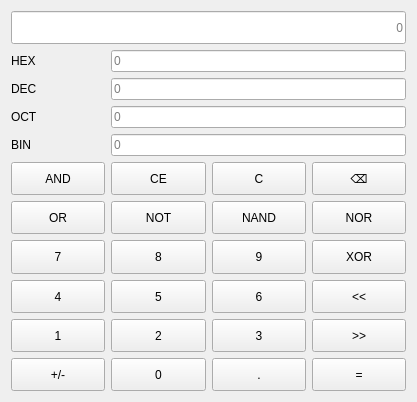
This is fianlexam/chengxuyuan.ui in cx-ym/QtCourse as Qt 5 draws it before an edit. The edited form follows.
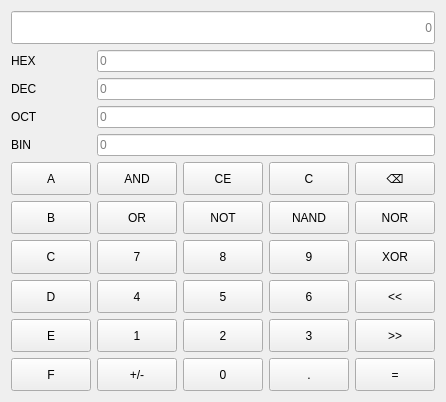
This is the edited form.

Commit message: 已完成程序员模式的大部分功能

The edit to the form file:
```diff
--- a/fianlexam/chengxuyuan.ui
+++ b/fianlexam/chengxuyuan.ui
@@ -28,7 +28,7 @@
   <layout class="QGridLayout" name="gridLayout_2">
    <item row="0" column="0">
     <layout class="QGridLayout" name="gridLayout">
-     <item row="6" column="3">
+     <item row="6" column="4">
       <widget class="QPushButton" name="btnDel">
        <property name="sizePolicy">
         <sizepolicy hsizetype="Minimum" vsizetype="Preferred">
@@ -41,7 +41,7 @@
        </property>
       </widget>
      </item>
-     <item row="9" column="0">
+     <item row="9" column="1">
       <widget class="QPushButton" name="btnNum4">
        <property name="sizePolicy">
         <sizepolicy hsizetype="Minimum" vsizetype="Preferred">
@@ -54,7 +54,7 @@
        </property>
       </widget>
      </item>
-     <item row="8" column="3">
+     <item row="8" column="4">
       <widget class="QPushButton" name="btnXor">
        <property name="sizePolicy">
         <sizepolicy hsizetype="Minimum" vsizetype="Preferred">
@@ -67,7 +67,7 @@
        </property>
       </widget>
      </item>
-     <item row="10" column="1">
+     <item row="10" column="2">
       <widget class="QPushButton" name="btnNum2">
        <property name="sizePolicy">
         <sizepolicy hsizetype="Minimum" vsizetype="Preferred">
@@ -80,7 +80,7 @@
        </property>
       </widget>
      </item>
-     <item row="7" column="1">
+     <item row="7" column="2">
       <widget class="QPushButton" name="btnNot">
        <property name="sizePolicy">
         <sizepolicy hsizetype="Minimum" vsizetype="Preferred">
@@ -93,7 +93,7 @@
        </property>
       </widget>
      </item>
-     <item row="6" column="0">
+     <item row="6" column="1">
       <widget class="QPushButton" name="btnAnd">
        <property name="sizePolicy">
         <sizepolicy hsizetype="Minimum" vsizetype="Preferred">
@@ -106,7 +106,7 @@
        </property>
       </widget>
      </item>
-     <item row="11" column="2">
+     <item row="11" column="3">
       <widget class="QPushButton" name="btnSign">
        <property name="sizePolicy">
         <sizepolicy hsizetype="Minimum" vsizetype="Preferred">
@@ -119,7 +119,7 @@
        </property>
       </widget>
      </item>
-     <item row="11" column="3">
+     <item row="11" column="4">
       <widget class="QPushButton" name="btnEqual">
        <property name="sizePolicy">
         <sizepolicy hsizetype="Minimum" vsizetype="Preferred">
@@ -132,7 +132,7 @@
        </property>
       </widget>
      </item>
-     <item row="10" column="0">
+     <item row="10" column="1">
       <widget class="QPushButton" name="btnNum1">
        <property name="sizePolicy">
         <sizepolicy hsizetype="Minimum" vsizetype="Preferred">
@@ -145,7 +145,7 @@
        </property>
       </widget>
      </item>
-     <item row="9" column="3">
+     <item row="9" column="4">
       <widget class="QPushButton" name="btnLeft">
        <property name="sizePolicy">
         <sizepolicy hsizetype="Minimum" vsizetype="Preferred">
@@ -158,7 +158,7 @@
        </property>
       </widget>
      </item>
-     <item row="9" column="1">
+     <item row="9" column="2">
       <widget class="QPushButton" name="btnNum5">
        <property name="sizePolicy">
         <sizepolicy hsizetype="Minimum" vsizetype="Preferred">
@@ -171,7 +171,7 @@
        </property>
       </widget>
      </item>
-     <item row="11" column="1">
+     <item row="11" column="2">
       <widget class="QPushButton" name="btnNum0">
        <property name="sizePolicy">
         <sizepolicy hsizetype="Minimum" vsizetype="Preferred">
@@ -184,8 +184,8 @@
        </property>
       </widget>
      </item>
-     <item row="10" column="3">
-      <widget class="QPushButton" name="btnPlus">
+     <item row="10" column="4">
+      <widget class="QPushButton" name="btnRight">
        <property name="sizePolicy">
         <sizepolicy hsizetype="Minimum" vsizetype="Preferred">
          <horstretch>0</horstretch>
@@ -197,7 +197,7 @@
        </property>
       </widget>
      </item>
-     <item row="10" column="2">
+     <item row="10" column="3">
       <widget class="QPushButton" name="btnNum3">
        <property name="sizePolicy">
         <sizepolicy hsizetype="Minimum" vsizetype="Preferred">
@@ -210,14 +210,7 @@
        </property>
       </widget>
      </item>
-     <item row="4" column="0">
-      <widget class="QLabel" name="labelOct">
-       <property name="text">
-        <string>OCT</string>
-       </property>
-      </widget>
-     </item>
-     <item row="8" column="1">
+     <item row="8" column="2">
       <widget class="QPushButton" name="btnNum8">
        <property name="sizePolicy">
         <sizepolicy hsizetype="Minimum" vsizetype="Preferred">
@@ -230,7 +223,7 @@
        </property>
       </widget>
      </item>
-     <item row="7" column="2">
+     <item row="7" column="3">
       <widget class="QPushButton" name="btnNand">
        <property name="sizePolicy">
         <sizepolicy hsizetype="Minimum" vsizetype="Preferred">
@@ -243,7 +236,7 @@
        </property>
       </widget>
      </item>
-     <item row="6" column="1">
+     <item row="6" column="2">
       <widget class="QPushButton" name="btnClear">
        <property name="sizePolicy">
         <sizepolicy hsizetype="Minimum" vsizetype="Preferred">
@@ -256,7 +249,7 @@
        </property>
       </widget>
      </item>
-     <item row="8" column="2">
+     <item row="8" column="3">
       <widget class="QPushButton" name="btnNum9">
        <property name="sizePolicy">
         <sizepolicy hsizetype="Minimum" vsizetype="Preferred">
@@ -269,29 +262,7 @@
        </property>
       </widget>
      </item>
-     <item row="1" column="0" colspan="4">
-      <widget class="QLineEdit" name="display">
-       <property name="sizePolicy">
-        <sizepolicy hsizetype="Expanding" vsizetype="Preferred">
-         <horstretch>0</horstretch>
-         <verstretch>0</verstretch>
-        </sizepolicy>
-       </property>
-       <property name="minimumSize">
-        <size>
-         <width>0</width>
-         <height>0</height>
-        </size>
-       </property>
-       <property name="alignment">
-        <set>Qt::AlignmentFlag::AlignRight|Qt::AlignmentFlag::AlignTrailing|Qt::AlignmentFlag::AlignVCenter</set>
-       </property>
-       <property name="placeholderText">
-        <string>0</string>
-       </property>
-      </widget>
-     </item>
-     <item row="6" column="2">
+     <item row="6" column="3">
       <widget class="QPushButton" name="btnClearAll">
        <property name="sizePolicy">
         <sizepolicy hsizetype="Minimum" vsizetype="Preferred">
@@ -304,7 +275,7 @@
        </property>
       </widget>
      </item>
-     <item row="7" column="0">
+     <item row="7" column="1">
       <widget class="QPushButton" name="btnOr">
        <property name="sizePolicy">
         <sizepolicy hsizetype="Minimum" vsizetype="Preferred">
@@ -317,7 +288,7 @@
        </property>
       </widget>
      </item>
-     <item row="7" column="3">
+     <item row="7" column="4">
       <widget class="QPushButton" name="btnNor">
        <property name="sizePolicy">
         <sizepolicy hsizetype="Minimum" vsizetype="Preferred">
@@ -330,7 +301,7 @@
        </property>
       </widget>
      </item>
-     <item row="8" column="0">
+     <item row="8" column="1">
       <widget class="QPushButton" name="btnNum7">
        <property name="sizePolicy">
         <sizepolicy hsizetype="Minimum" vsizetype="Preferred">
@@ -346,7 +317,7 @@
        </property>
       </widget>
      </item>
-     <item row="9" column="2">
+     <item row="9" column="3">
       <widget class="QPushButton" name="btnNum6">
        <property name="sizePolicy">
         <sizepolicy hsizetype="Minimum" vsizetype="Preferred">
@@ -359,7 +330,7 @@
        </property>
       </widget>
      </item>
-     <item row="11" column="0">
+     <item row="11" column="1">
       <widget class="QPushButton" name="btnChange">
        <property name="sizePolicy">
         <sizepolicy hsizetype="Minimum" vsizetype="Preferred">
@@ -372,17 +343,81 @@
        </property>
       </widget>
      </item>
-     <item row="2" column="0">
-      <widget class="QLabel" name="labelHex">
+     <item row="11" column="0">
+      <widget class="QPushButton" name="btnF">
+       <property name="sizePolicy">
+        <sizepolicy hsizetype="Minimum" vsizetype="Preferred">
+         <horstretch>0</horstretch>
+         <verstretch>0</verstretch>
+        </sizepolicy>
+       </property>
        <property name="text">
-        <string>HEX</string>
+        <string>F</string>
        </property>
       </widget>
      </item>
-     <item row="3" column="0">
-      <widget class="QLabel" name="labelDex">
+     <item row="10" column="0">
+      <widget class="QPushButton" name="btnE">
+       <property name="sizePolicy">
+        <sizepolicy hsizetype="Minimum" vsizetype="Preferred">
+         <horstretch>0</horstretch>
+         <verstretch>0</verstretch>
+        </sizepolicy>
+       </property>
        <property name="text">
-        <string>DEC</string>
+        <string>E</string>
+       </property>
+      </widget>
+     </item>
+     <item row="9" column="0">
+      <widget class="QPushButton" name="btnD">
+       <property name="sizePolicy">
+        <sizepolicy hsizetype="Minimum" vsizetype="Preferred">
+         <horstretch>0</horstretch>
+         <verstretch>0</verstretch>
+        </sizepolicy>
+       </property>
+       <property name="text">
+        <string>D</string>
+       </property>
+      </widget>
+     </item>
+     <item row="8" column="0">
+      <widget class="QPushButton" name="btnC">
+       <property name="sizePolicy">
+        <sizepolicy hsizetype="Minimum" vsizetype="Preferred">
+         <horstretch>0</horstretch>
+         <verstretch>0</verstretch>
+        </sizepolicy>
+       </property>
+       <property name="text">
+        <string>C</string>
+       </property>
+      </widget>
+     </item>
+     <item row="7" column="0">
+      <widget class="QPushButton" name="btnB">
+       <property name="sizePolicy">
+        <sizepolicy hsizetype="Minimum" vsizetype="Preferred">
+         <horstretch>0</horstretch>
+         <verstretch>0</verstretch>
+        </sizepolicy>
+       </property>
+       <property name="text">
+        <string>B</string>
+       </property>
+      </widget>
+     </item>
+     <item row="6" column="0">
+      <widget class="QPushButton" name="btnA">
+       <property name="sizePolicy">
+        <sizepolicy hsizetype="Minimum" vsizetype="Preferred">
+         <horstretch>0</horstretch>
+         <verstretch>0</verstretch>
+        </sizepolicy>
+       </property>
+       <property name="text">
+        <string>A</string>
        </property>
       </widget>
      </item>
@@ -393,29 +428,78 @@
        </property>
       </widget>
      </item>
-     <item row="2" column="1" colspan="3">
-      <widget class="QLineEdit" name="lineEditHex">
+     <item row="4" column="0">
+      <widget class="QLabel" name="labelOct">
+       <property name="text">
+        <string>OCT</string>
+       </property>
+      </widget>
+     </item>
+     <item row="3" column="0">
+      <widget class="QLabel" name="labelDec">
+       <property name="text">
+        <string>DEC</string>
+       </property>
+      </widget>
+     </item>
+     <item row="2" column="0">
+      <widget class="QLabel" name="labelHex">
+       <property name="text">
+        <string>HEX</string>
+       </property>
+      </widget>
+     </item>
+     <item row="1" column="0" colspan="5">
+      <widget class="QLineEdit" name="display">
+       <property name="sizePolicy">
+        <sizepolicy hsizetype="Expanding" vsizetype="Preferred">
+         <horstretch>0</horstretch>
+         <verstretch>0</verstretch>
+        </sizepolicy>
+       </property>
+       <property name="minimumSize">
+        <size>
+         <width>0</width>
+         <height>0</height>
+        </size>
+       </property>
+       <property name="maximumSize">
+        <size>
+         <width>16777214</width>
+         <height>16777215</height>
+        </size>
+       </property>
+       <property name="alignment">
+        <set>Qt::AlignmentFlag::AlignRight|Qt::AlignmentFlag::AlignTrailing|Qt::AlignmentFlag::AlignVCenter</set>
+       </property>
        <property name="placeholderText">
         <string>0</string>
        </property>
       </widget>
      </item>
-     <item row="3" column="1" colspan="3">
+     <item row="3" column="1" colspan="4">
       <widget class="QLineEdit" name="lineEditDec">
        <property name="placeholderText">
         <string>0</string>
        </property>
       </widget>
      </item>
-     <item row="4" column="1" colspan="3">
+     <item row="2" column="1" colspan="4">
+      <widget class="QLineEdit" name="lineEditHex">
+       <property name="placeholderText">
+        <string>0</string>
+       </property>
+      </widget>
+     </item>
+     <item row="4" column="1" colspan="4">
       <widget class="QLineEdit" name="lineEditOct">
        <property name="placeholderText">
         <string>0</string>
        </property>
       </widget>
      </item>
-     <item row="5" column="1" colspan="3">
-      <widget class="QLineEdit" name="lineEdit_4">
+     <item row="5" column="1" colspan="4">
+      <widget class="QLineEdit" name="lineEditBin">
        <property name="placeholderText">
         <string>0</string>
        </property>
```
The commit also changes 2 other files.
